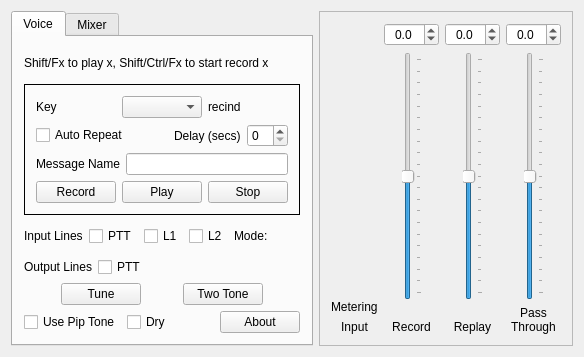
This is mqt/MqtKeyer/KeyerMain.ui in Rsclub22/Minos2-Mirror as Qt 5 draws it before an edit. The edited form follows.
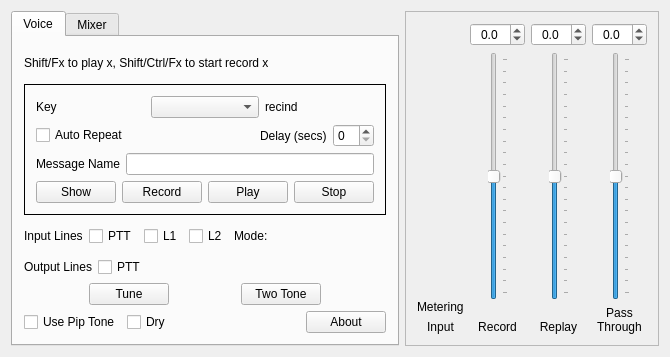
This is the edited form. Custom widgets are drawn as their Qt base class.

Commit message: More keyer work; default to "dry", option to show waveform

The edit to the form file:
```diff
--- a/mqt/MqtKeyer/KeyerMain.ui
+++ b/mqt/MqtKeyer/KeyerMain.ui
@@ -109,6 +109,13 @@
            </item>
            <item>
             <layout class="QHBoxLayout" name="horizontalLayout_4">
+             <item>
+              <widget class="QPushButton" name="showButton">
+               <property name="text">
+                <string>Show</string>
+               </property>
+              </widget>
+             </item>
              <item>
               <widget class="QPushButton" name="recordButton">
                <property name="text">
```
The commit also changes 21 other files.
